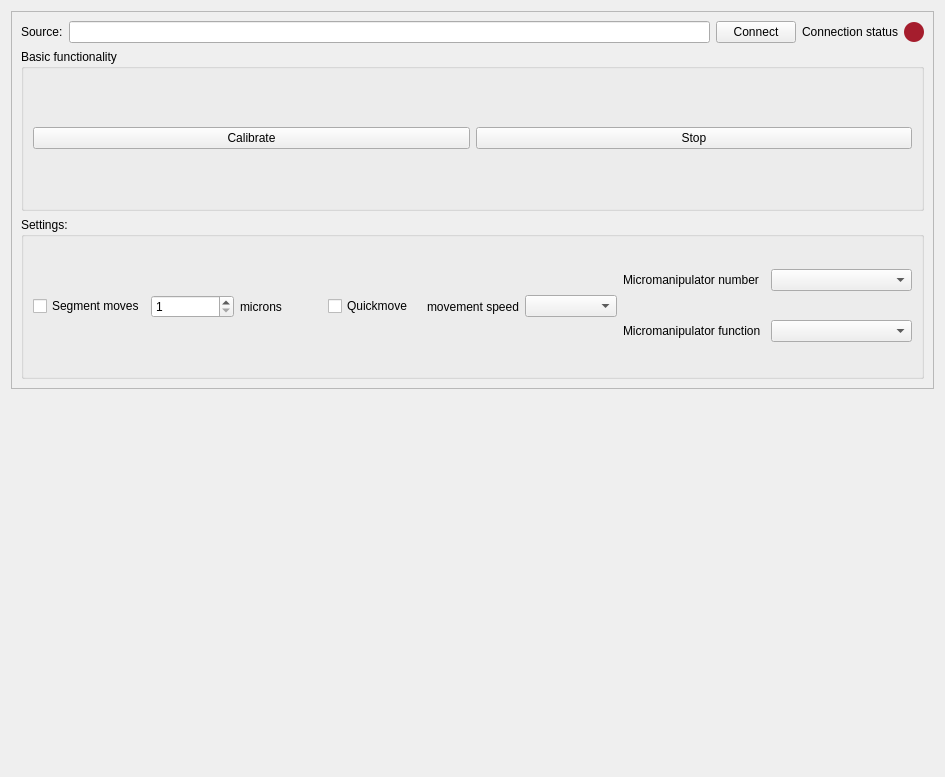
Above: plugins/Sutter/Sutter_settingsWidget.ui from pyIVLS/pyIVLS before the change. Below: the same form after it.
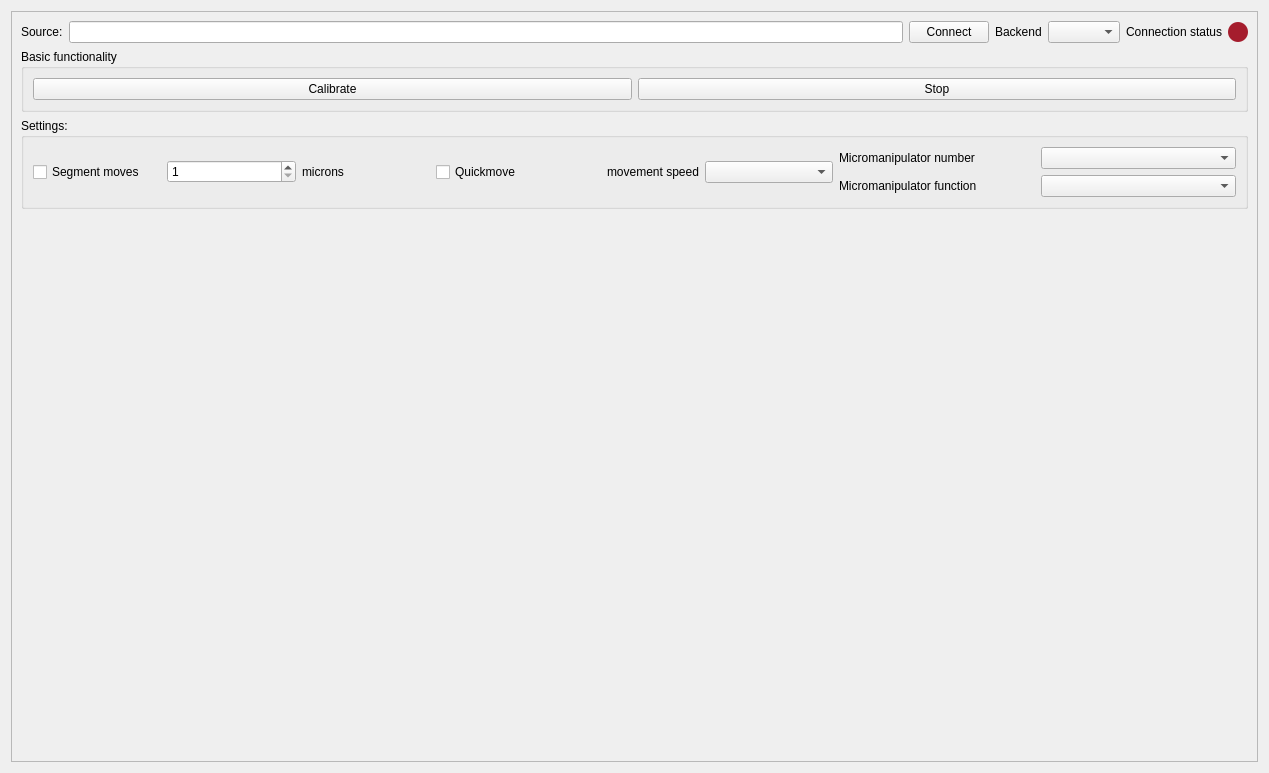
That is the form after the change.

Commit message: Preliminary implementation for virtual sutter backend for testing.  Sutter functions now open the connection automatically if a method is called before connection opening.

Patch:
```diff
--- a/plugins/Sutter/Sutter_settingsWidget.ui
+++ b/plugins/Sutter/Sutter_settingsWidget.ui
@@ -6,8 +6,8 @@
    <rect>
     <x>0</x>
     <y>0</y>
-    <width>945</width>
-    <height>777</height>
+    <width>1269</width>
+    <height>773</height>
    </rect>
   </property>
   <property name="sizePolicy">
@@ -19,8 +19,8 @@
   <property name="windowTitle">
    <string>Sutter settings</string>
   </property>
-  <layout class="QGridLayout" name="gridLayout">
-   <item row="0" column="0">
+  <layout class="QVBoxLayout" name="verticalLayout_3">
+   <item>
     <widget class="QScrollArea" name="scrollArea">
      <property name="widgetResizable">
       <bool>true</bool>
@@ -30,8 +30,8 @@
        <rect>
         <x>0</x>
         <y>0</y>
-        <width>925</width>
-        <height>375</height>
+        <width>1249</width>
+        <height>753</height>
        </rect>
       </property>
       <layout class="QVBoxLayout" name="verticalLayout_2">
@@ -62,6 +62,20 @@
            </property>
           </widget>
          </item>
+         <item>
+          <layout class="QHBoxLayout" name="horizontalLayout_10">
+           <item>
+            <widget class="QLabel" name="label_5">
+             <property name="text">
+              <string>Backend</string>
+             </property>
+            </widget>
+           </item>
+           <item>
+            <widget class="QComboBox" name="backend_combo"/>
+           </item>
+          </layout>
+         </item>
          <item>
           <layout class="QHBoxLayout" name="horizontalLayout_3">
            <item>
@@ -213,11 +227,7 @@
          </layout>
         </widget>
        </item>
-      </layout>
-     </widget>
-    </widget>
-   </item>
-   <item row="1" column="0">
+       <item>
     <spacer name="verticalSpacer">
      <property name="orientation">
       <enum>Qt::Vertical</enum>
@@ -229,6 +239,10 @@
       </size>
      </property>
     </spacer>
+       </item>
+      </layout>
+     </widget>
+    </widget>
    </item>
   </layout>
  </widget>
```
Left out of the diff: 6 changed lines with no effect on the pictures. Lines whose indentation alone changed are shown as unchanged. The commit also changes 3 other files.
